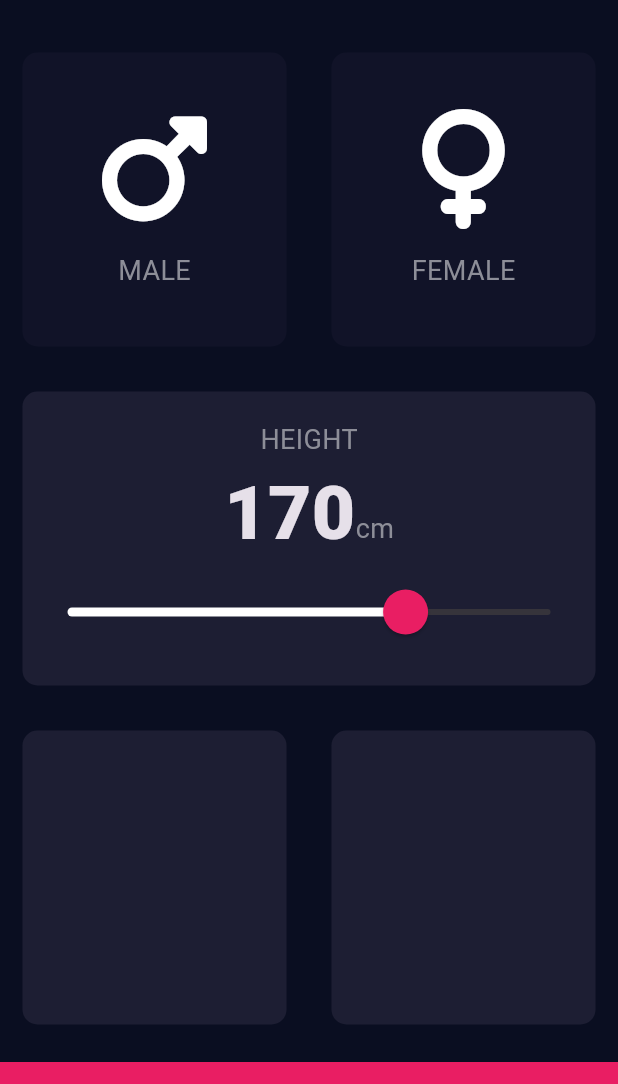
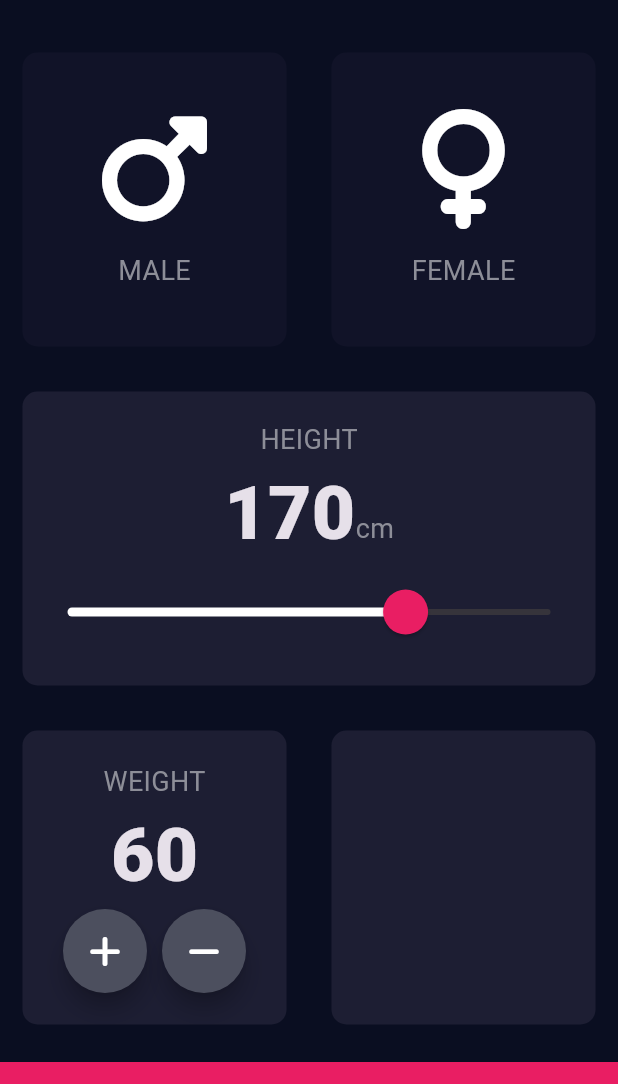
Before and after one commit to tnt-exe/bmi_cal, a Flutter app: the screen it shows after launch, on a phone screen of 412 x 824 dp, the part 54-1138 px from its top. Run offline on Flutter 3.47's test engine with Material 3 defaults, Android fonts, the phone set to English and light mode, and no system bars; our stand-ins replace font_awesome_flutter.

Commit message:
feat: implement weight card with custom round button

```diff
--- a/lib/home.dart
+++ b/lib/home.dart
@@ -1,6 +1,7 @@
 import 'package:bmi_cal/bmi_card.dart';
 import 'package:bmi_cal/constants.dart';
 import 'package:bmi_cal/icon_content.dart';
+import 'package:bmi_cal/round_icon_button.dart';
 import 'package:flutter/material.dart';
 import 'package:font_awesome_flutter/font_awesome_flutter.dart';
 
@@ -18,6 +19,7 @@ class HomePage extends StatefulWidget {
 class _HomePageState extends State<HomePage> {
   Gender? selectedGender;
   double height = 170;
+  double weight = 60;
 
   @override
   Widget build(BuildContext context) {
@@ -122,15 +124,42 @@ class _HomePageState extends State<HomePage> {
               ),
             ),
           ),
-          const Expanded(
+          Expanded(
             child: Row(
               children: [
                 Expanded(
                   child: BmiCard(
                     color: kActiveCardColor,
+                    child: Column(
+                      mainAxisAlignment: MainAxisAlignment.center,
+                      children: [
+                        const Text(
+                          "WEIGHT",
+                          style: kLabelTextStyle,
+                        ),
+                        Text(
+                          weight.round().toInt().toString(),
+                          style: kNumberTextStyle,
+                        ),
+                        const Row(
+                          mainAxisAlignment: MainAxisAlignment.center,
+                          children: [
+                            RoundIconButton(
+                              icon: FontAwesomeIcons.plus,
+                            ),
+                            SizedBox(
+                              width: 10,
+                            ),
+                            RoundIconButton(
+                              icon: FontAwesomeIcons.minus,
+                            ),
+                          ],
+                        ),
+                      ],
+                    ),
                   ),
                 ),
-                Expanded(
+                const Expanded(
                   child: BmiCard(
                     color: kActiveCardColor,
                   ),
--- /dev/null
+++ b/lib/round_icon_button.dart
@@ -0,0 +1,25 @@
+import 'package:flutter/material.dart';
+
+class RoundIconButton extends StatelessWidget {
+  final IconData icon;
+
+  const RoundIconButton({
+    super.key,
+    required this.icon,
+  });
+
+  @override
+  Widget build(BuildContext context) {
+    return RawMaterialButton(
+      onPressed: () {},
+      constraints: const BoxConstraints.tightFor(
+        width: 56,
+        height: 56,
+      ),
+      elevation: 6,
+      shape: const CircleBorder(),
+      fillColor: const Color(0xFF4C4F5E),
+      child: Icon(icon),
+    );
+  }
+}
```
